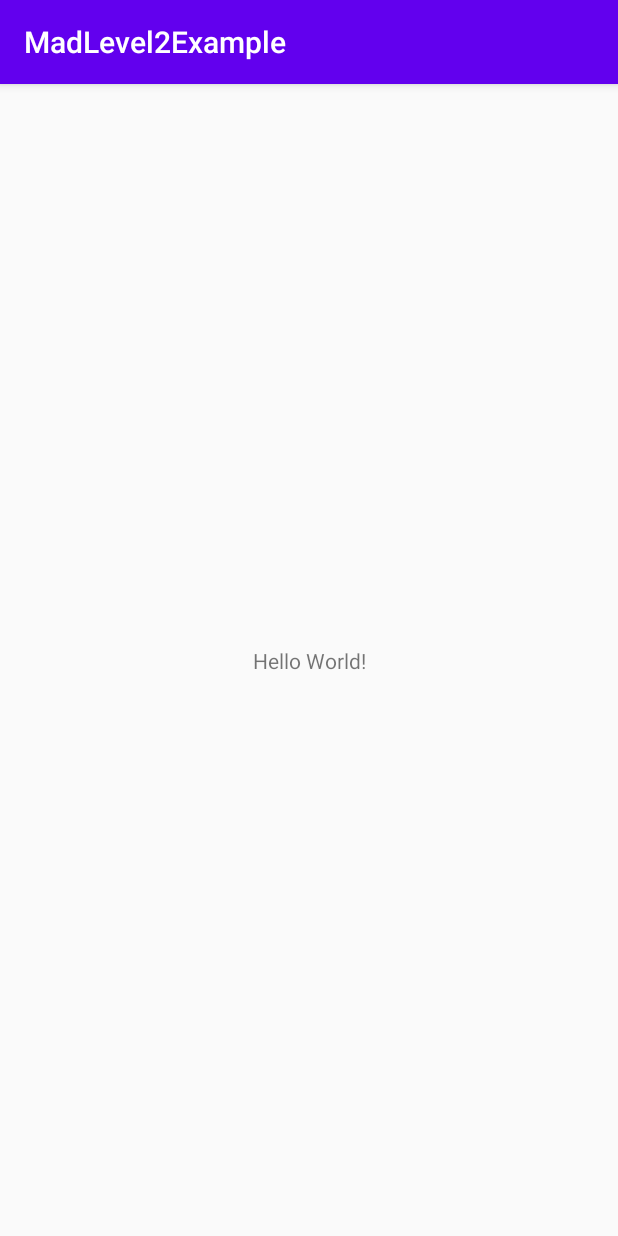
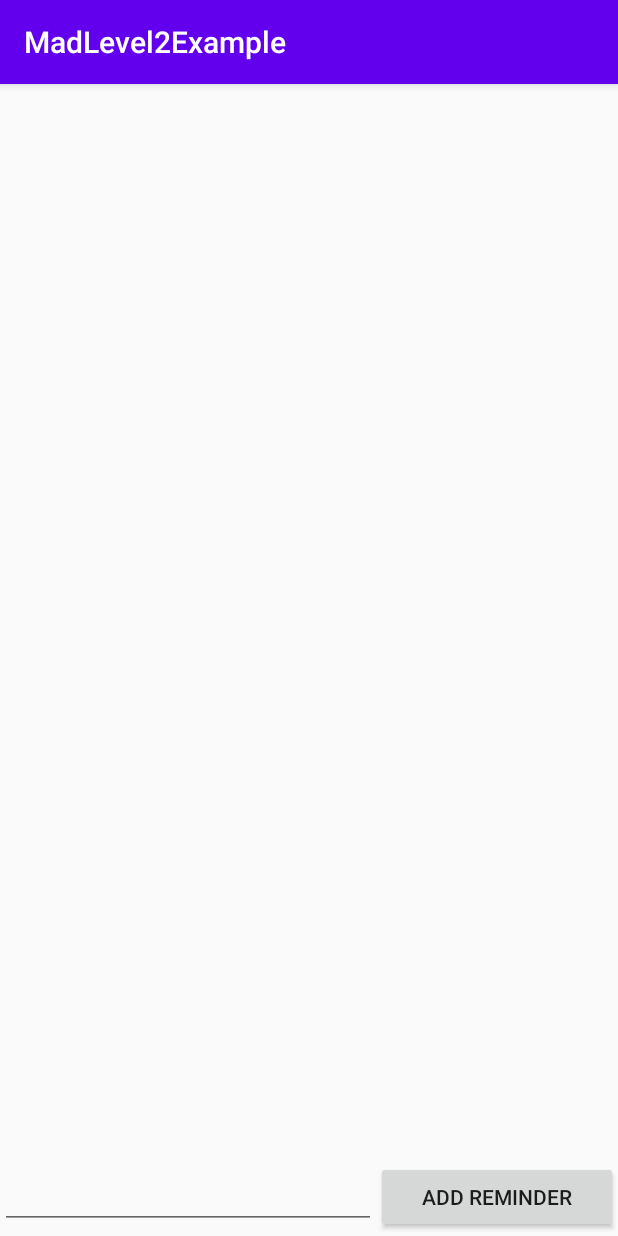
Before and after one commit to xsedohrx/MAD2020, an Android app: the screen it shows after launch (MainActivity), on a phone screen of 412 x 824 dp. Run offline under Robolectric (Android 15) with nearby library versions, the phone set to English and light mode, and no system bars.

Commit message:
Finishing the Level 2 Example

```diff
--- a/MadLevel2Example/app/src/main/java/com/example/madlevel2example/MainActivity.kt
+++ b/MadLevel2Example/app/src/main/java/com/example/madlevel2example/MainActivity.kt
@@ -2,10 +2,69 @@ package com.example.madlevel2example
 
 import androidx.appcompat.app.AppCompatActivity
 import android.os.Bundle
+import androidx.recyclerview.widget.DividerItemDecoration
+import androidx.recyclerview.widget.ItemTouchHelper
+import androidx.recyclerview.widget.LinearLayoutManager
+import androidx.recyclerview.widget.RecyclerView
+import com.example.madlevel2example.databinding.ActivityMainBinding
+import com.google.android.material.snackbar.Snackbar
+import kotlinx.android.synthetic.main.activity_main.*
 
 class MainActivity : AppCompatActivity() {
+
+    private val reminders = arrayListOf<Reminder>()
+    private val reminderAdapter = ReminderAdapter(reminders)
+
+    private lateinit var binding:ActivityMainBinding
+
     override fun onCreate(savedInstanceState: Bundle?) {
         super.onCreate(savedInstanceState)
-        setContentView(R.layout.activity_main)
+        binding = ActivityMainBinding.inflate(layoutInflater)
+        setContentView(binding.root)
+
+        initviews()
+    }
+
+    private fun initviews(){
+
+        binding.btnAddReminder.setOnClickListener {
+            val reminder =  binding.etReminder.text.toString()
+            addReminder(reminder)
+        }
+
+        binding.rvReminders.layoutManager = LinearLayoutManager(this@MainActivity, RecyclerView.VERTICAL, false)
+        binding.rvReminders.adapter = reminderAdapter
+        binding.rvReminders.addItemDecoration(DividerItemDecoration(this@MainActivity, DividerItemDecoration.VERTICAL))
+
+        createItemTouchHelper().attachToRecyclerView(rvReminders)
+    }
+
+    fun addReminder(reminder: String){
+        if (reminder.isNotBlank()){
+            reminders.add(Reminder(reminder))
+            reminderAdapter.notifyDataSetChanged()
+            binding.etReminder.text?.clear()
+        }else{
+            Snackbar.make(etReminder, "You must fill in the input field!", Snackbar.LENGTH_SHORT).show()
+        }
+    }
+
+    private fun createItemTouchHelper():ItemTouchHelper{
+        val callback = object :ItemTouchHelper.SimpleCallback(0,ItemTouchHelper.LEFT){
+            override fun onMove(
+                recyclerView: RecyclerView,
+                viewHolder: RecyclerView.ViewHolder,
+                target: RecyclerView.ViewHolder
+            ): Boolean {
+                return false
+            }
+
+            override fun onSwiped(viewHolder: RecyclerView.ViewHolder, direction: Int) {
+                val position = viewHolder.adapterPosition
+                reminders.removeAt(position)
+                reminderAdapter.notifyDataSetChanged()
+            }
+        }
+        return ItemTouchHelper(callback)
     }
 }
--- /dev/null
+++ b/MadLevel2Example/app/src/main/java/com/example/madlevel2example/Reminder.kt
@@ -0,0 +1,5 @@
+package com.example.madlevel2example
+
+data class Reminder (
+    var reminderText:String
+)
--- /dev/null
+++ b/MadLevel2Example/app/src/main/java/com/example/madlevel2example/ReminderAdapter.kt
@@ -0,0 +1,29 @@
+package com.example.madlevel2example
+
+import android.view.LayoutInflater
+import android.view.View
+import android.view.ViewGroup
+import androidx.recyclerview.widget.RecyclerView
+import com.example.madlevel2example.databinding.ItemReminderBinding
+
+class ReminderAdapter(private val reminders:List<Reminder>):RecyclerView.Adapter<ReminderAdapter.ViewHolder>(){
+    inner class ViewHolder(itemView:View):RecyclerView.ViewHolder(itemView){
+        val binding = ItemReminderBinding.bind(itemView)
+
+        fun databind(reminder:Reminder){
+            binding.tvReminder.text = reminder.reminderText
+        }
+    }
+
+    override fun onCreateViewHolder(parent: ViewGroup, viewType: Int): ViewHolder {
+        return ViewHolder(LayoutInflater.from(parent.context).inflate(R.layout.item_reminder, parent, false))
+    }
+
+    override fun getItemCount(): Int {
+        return reminders.size
+    }
+
+    override fun onBindViewHolder(holder: ViewHolder, position: Int) {
+        holder.databind(reminders[position])
+    }
+}
--- a/MadLevel2Example/app/src/main/res/layout/activity_main.xml
+++ b/MadLevel2Example/app/src/main/res/layout/activity_main.xml
@@ -1,18 +1,46 @@
 <?xml version="1.0" encoding="utf-8"?>
-<androidx.constraintlayout.widget.ConstraintLayout xmlns:android="http://schemas.android.com/apk/res/android"
+<androidx.constraintlayout.widget.ConstraintLayout
+    xmlns:android="http://schemas.android.com/apk/res/android"
     xmlns:app="http://schemas.android.com/apk/res-auto"
     xmlns:tools="http://schemas.android.com/tools"
     android:layout_width="match_parent"
     android:layout_height="match_parent"
     tools:context=".MainActivity">
 
-    <TextView
-        android:layout_width="wrap_content"
-        android:layout_height="wrap_content"
-        android:text="Hello World!"
+    <androidx.recyclerview.widget.RecyclerView
+        android:id="@+id/rvReminders"
+        android:layout_height="0dp"
+        android:layout_width="0dp"
+        app:layout_constraintBottom_toTopOf="@+id/llAddReminderGroup"
+        app:layout_constraintEnd_toEndOf="parent"
+        app:layout_constraintStart_toStartOf="parent"
+        app:layout_constraintTop_toTopOf="parent"
+        />
+
+    <LinearLayout
+        android:id="@+id/llAddReminderGroup"
+        android:layout_width="0dp"
+        android:layout_height="50dp"
+        android:orientation="horizontal"
         app:layout_constraintBottom_toBottomOf="parent"
-        app:layout_constraintLeft_toLeftOf="parent"
-        app:layout_constraintRight_toRightOf="parent"
-        app:layout_constraintTop_toTopOf="parent" />
+        app:layout_constraintEnd_toEndOf="parent"
+        app:layout_constraintStart_toStartOf="parent">
+
+        <EditText
+            android:id="@+id/etReminder"
+            android:layout_width="wrap_content"
+            android:layout_height="wrap_content"
+            android:layout_weight="1"
+            android:ems="10"
+            android:inputType="textPersonName"
+            android:hint="@string/et_reminder" />
+
+        <Button
+            android:id="@+id/btnAddReminder"
+            android:layout_width="wrap_content"
+            android:layout_height="wrap_content"
+            android:layout_weight="1"
+            android:text="@string/btn_add_reminder" />
+    </LinearLayout>
 
 </androidx.constraintlayout.widget.ConstraintLayout>
--- a/MadLevel2Example/app/src/main/res/values/strings.xml
+++ b/MadLevel2Example/app/src/main/res/values/strings.xml
@@ -1,3 +1,5 @@
 <resources>
     <string name="app_name">MadLevel2Example</string>
+    <string name="et_reminder"></string>
+    <string name="btn_add_reminder">Add Reminder</string>
 </resources>
```
Also changed, not shown: MadLevel2Example/app/build.gradle (+8 -0 lines), MadLevel2Example/app/src/main/res/layout/item_reminder.xml (added, +18 -0 lines).
